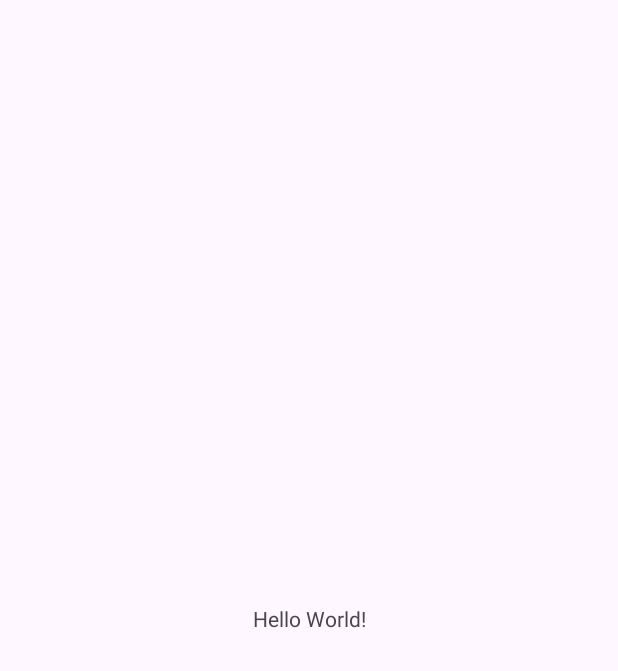
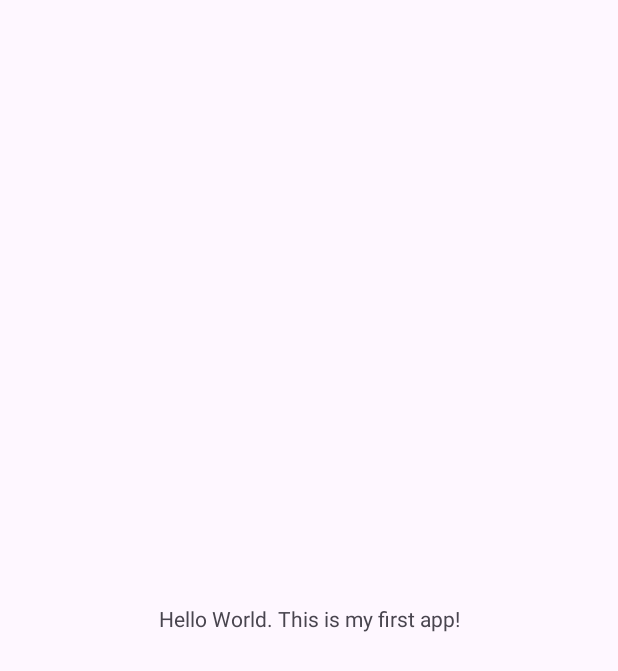
Before and after one commit to Prince-Nahar/Assignment1, an Android app: the screen it shows after launch (MainActivity), on a phone screen of 412 x 824 dp. Before the commit the part shown is almost empty. Shown: the top 671 px of the screen. Run offline under Robolectric (Android 15) with nearby library versions, the phone set to English and light mode, and no system bars.

Commit message:
Changed the original message displayed on the app.

```diff
--- a/app/src/main/AndroidManifest.xml
+++ b/app/src/main/AndroidManifest.xml
@@ -7,7 +7,7 @@
         android:dataExtractionRules="@xml/data_extraction_rules"
         android:fullBackupContent="@xml/backup_rules"
         android:icon="@mipmap/ic_launcher"
-        android:label="@string/app_name"
+        android:label="@string/my_greeting"
         android:roundIcon="@mipmap/ic_launcher_round"
         android:supportsRtl="true"
         android:theme="@style/Theme.BaseAssignment"
--- a/app/src/main/res/layout/activity_main.xml
+++ b/app/src/main/res/layout/activity_main.xml
@@ -7,13 +7,15 @@
     android:layout_width="match_parent"
     android:layout_height="match_parent"
     tools:context=".MainActivity">
+
     <TextView
-      android:layout_width="wrap_content"
-      android:layout_height="wrap_content"
-      android:text="Hello World!"
-      app:layout_constraintBottom_toBottomOf="parent"
-      app:layout_constraintStart_toStartOf="parent"
-      app:layout_constraintEnd_toEndOf="parent"
-      app:layout_constraintTop_toTopOf="parent" />
+        android:id="@+id/textview"
+        android:layout_width="wrap_content"
+        android:layout_height="wrap_content"
+        android:text="@string/my_greeting"
+        app:layout_constraintBottom_toBottomOf="parent"
+        app:layout_constraintEnd_toEndOf="parent"
+        app:layout_constraintStart_toStartOf="parent"
+        app:layout_constraintTop_toTopOf="parent" />
 
   </androidx.constraintlayout.widget.ConstraintLayout>
--- a/app/src/main/res/values/strings.xml
+++ b/app/src/main/res/values/strings.xml
@@ -1,3 +1,3 @@
 <resources>
-    <string name="app_name">BaseAssignment</string>
+    <string name="my_greeting">Hello World. This is my first app!</string>
 </resources>
--- a/gradle/libs.versions.toml
+++ b/gradle/libs.versions.toml
@@ -1,5 +1,5 @@
 [versions]
-agp = "8.5.0"
+agp = "8.5.2"
 kotlin = "1.9.0"
 coreKtx = "1.10.1"
 junit = "4.13.2"
```
